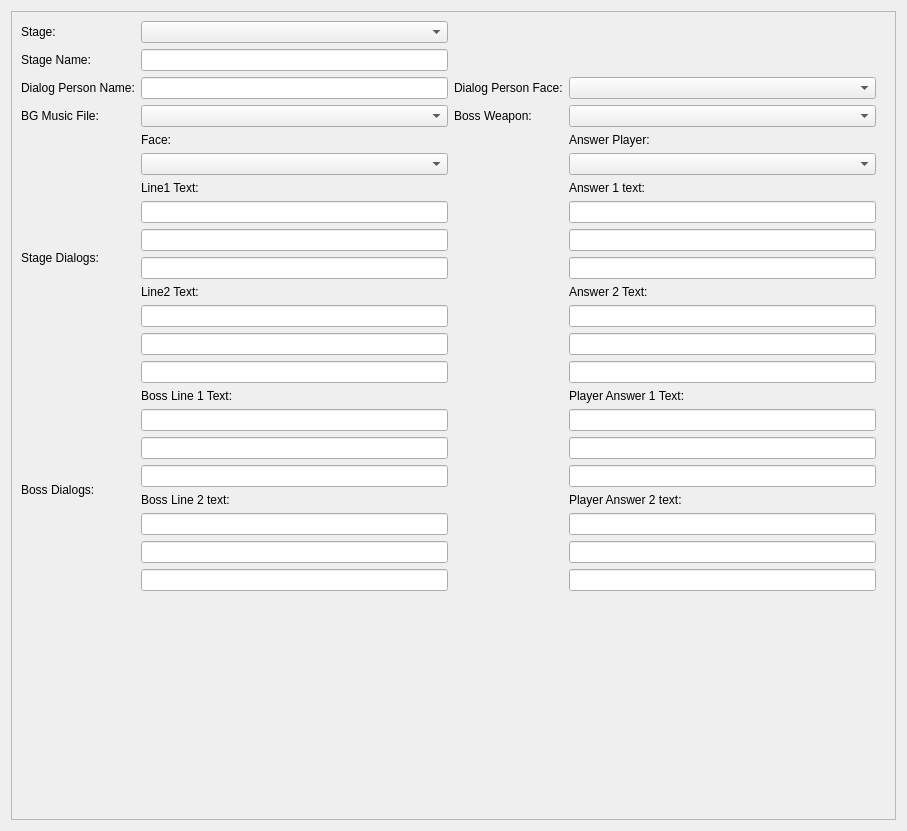
Old version of the form editor/mainwindow_tab/stage_edit.ui in the repository protoman/rockbot.
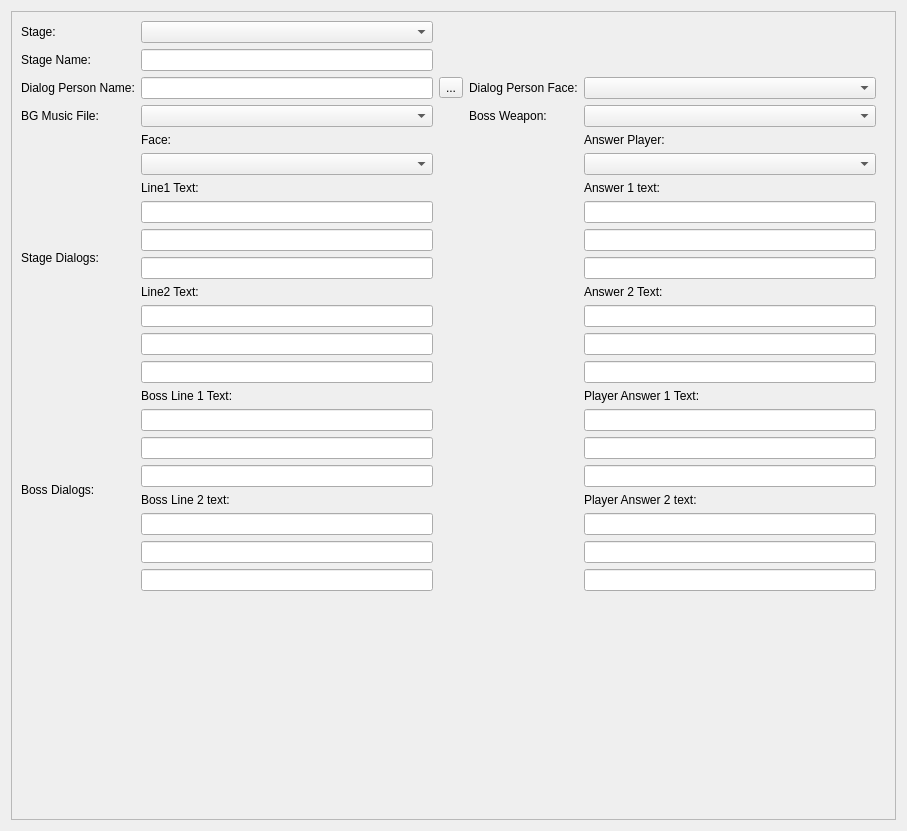
New version of the form.

What changed in the file:
```diff
--- a/editor/mainwindow_tab/stage_edit.ui
+++ b/editor/mainwindow_tab/stage_edit.ui
@@ -37,20 +37,6 @@
          <property name="bottomMargin">
           <number>10</number>
          </property>
-         <item row="3" column="2">
-          <widget class="QLabel" name="label_12">
-           <property name="text">
-            <string>Dialog Person Face:</string>
-           </property>
-          </widget>
-         </item>
-         <item row="5" column="0">
-          <widget class="QLabel" name="label_13">
-           <property name="text">
-            <string>BG Music File:</string>
-           </property>
-          </widget>
-         </item>
          <item row="5" column="1">
           <widget class="QComboBox" name="stages_tab_bgmusic_combo"/>
          </item>
@@ -61,6 +47,20 @@
            </property>
           </widget>
          </item>
+         <item row="3" column="3">
+          <widget class="QLabel" name="label_12">
+           <property name="text">
+            <string>Dialog Person Face:</string>
+           </property>
+          </widget>
+         </item>
+         <item row="5" column="0">
+          <widget class="QLabel" name="label_13">
+           <property name="text">
+            <string>BG Music File:</string>
+           </property>
+          </widget>
+         </item>
          <item row="0" column="1">
           <widget class="QComboBox" name="stages_tab_stage_combo"/>
          </item>
@@ -189,7 +189,24 @@
            </item>
           </layout>
          </item>
-         <item row="6" column="3">
+         <item row="7" column="0">
+          <widget class="QLabel" name="label_20">
+           <property name="text">
+            <string>Boss Dialogs:</string>
+           </property>
+          </widget>
+         </item>
+         <item row="5" column="3">
+          <widget class="QLabel" name="label_63">
+           <property name="text">
+            <string>Boss Weapon:</string>
+           </property>
+          </widget>
+         </item>
+         <item row="5" column="4">
+          <widget class="QComboBox" name="stage_boss_weapon_combo"/>
+         </item>
+         <item row="6" column="4">
           <layout class="QVBoxLayout" name="verticalLayout_8">
            <item>
             <widget class="QLabel" name="label_54">
@@ -259,23 +276,6 @@
            </item>
           </layout>
          </item>
-         <item row="7" column="0">
-          <widget class="QLabel" name="label_20">
-           <property name="text">
-            <string>Boss Dialogs:</string>
-           </property>
-          </widget>
-         </item>
-         <item row="5" column="3">
-          <widget class="QComboBox" name="stage_boss_weapon_combo"/>
-         </item>
-         <item row="5" column="2">
-          <widget class="QLabel" name="label_63">
-           <property name="text">
-            <string>Boss Weapon:</string>
-           </property>
-          </widget>
-         </item>
          <item row="7" column="1">
           <layout class="QVBoxLayout" name="verticalLayout_12">
            <item>
@@ -336,7 +336,7 @@
            </item>
           </layout>
          </item>
-         <item row="7" column="3">
+         <item row="7" column="4">
           <layout class="QVBoxLayout" name="verticalLayout">
            <item>
             <widget class="QLabel" name="label">
@@ -396,7 +396,7 @@
            </item>
           </layout>
          </item>
-         <item row="3" column="3">
+         <item row="3" column="4">
           <widget class="QComboBox" name="bossface_comboBox">
            <property name="iconSize">
             <size>
@@ -406,6 +406,13 @@
            </property>
           </widget>
          </item>
+         <item row="3" column="2">
+          <widget class="QToolButton" name="toolButton">
+           <property name="text">
+            <string>...</string>
+           </property>
+          </widget>
+         </item>
         </layout>
        </item>
       </layout>
```
Left out of the diff: 28 changed lines with no effect on the pictures.
